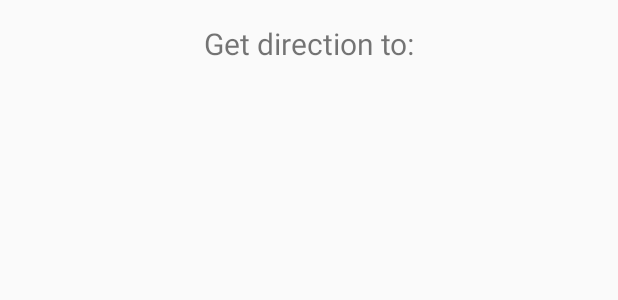
After one commit to sam321pbs/Nearest, an Android app: the layout dialog_get_directions.xml on its own in the app's theme, with its tools: preview values and no code run, on a phone screen of 412 x 824 dp. The commit adds this screen. Shown: the top 300 px of the screen. Run offline under Robolectric (Android 15) with nearby library versions, the phone set to English and light mode, and no system bars.

Commit message:
feat: can get directions from map activ.

```diff
--- /dev/null
+++ b/app/src/main/res/layout/dialog_get_directions.xml
@@ -0,0 +1,22 @@
+<?xml version="1.0" encoding="utf-8"?>
+<LinearLayout xmlns:android="http://schemas.android.com/apk/res/android"
+              android:orientation="vertical"
+              android:layout_width="match_parent"
+              android:layout_height="match_parent">
+
+    <TextView android:layout_width="match_parent" android:layout_height="wrap_content"
+              android:textSize="20sp"
+              android:text="Get direction to:"
+              android:gravity="center_horizontal"
+              android:layout_marginTop="15dp"/>
+
+    <TextView
+            android:layout_width="match_parent"
+              android:layout_height="wrap_content"
+              android:layout_marginTop="10dp"
+            android:gravity="center"
+              android:id="@+id/address_get_direction"
+              android:layout_marginEnd="15dp"
+              android:layout_marginStart="15dp"/>
+
+</LinearLayout>
```
Also changed, not shown: app/src/main/java/com/example/sammengistu/nearest/activities/MapsActivity.java (+11 -0 lines), app/src/main/java/com/example/sammengistu/nearest/dialogs/PopUpMapDialog.java (+6 -5 lines), app/src/main/java/com/example/sammengistu/nearest/dialogs/SortDialog.java (+0 -13 lines), app/src/main/java/com/example/sammengistu/nearest/dialogs/TakeMeThereDialog.java (added, +52 -0 lines).
